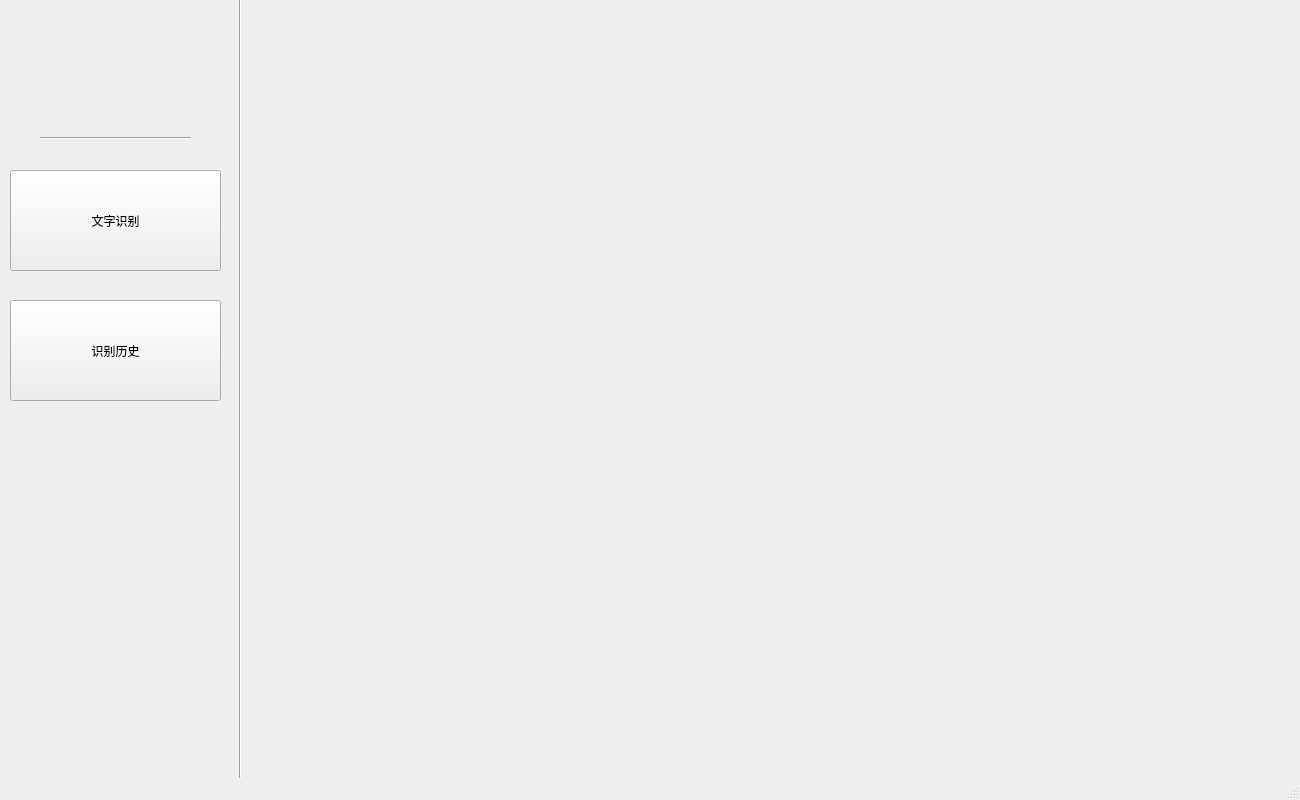
Above: ui_ocr.ui from johngao01/ocrocrwork before the change. Below: the same form after it.
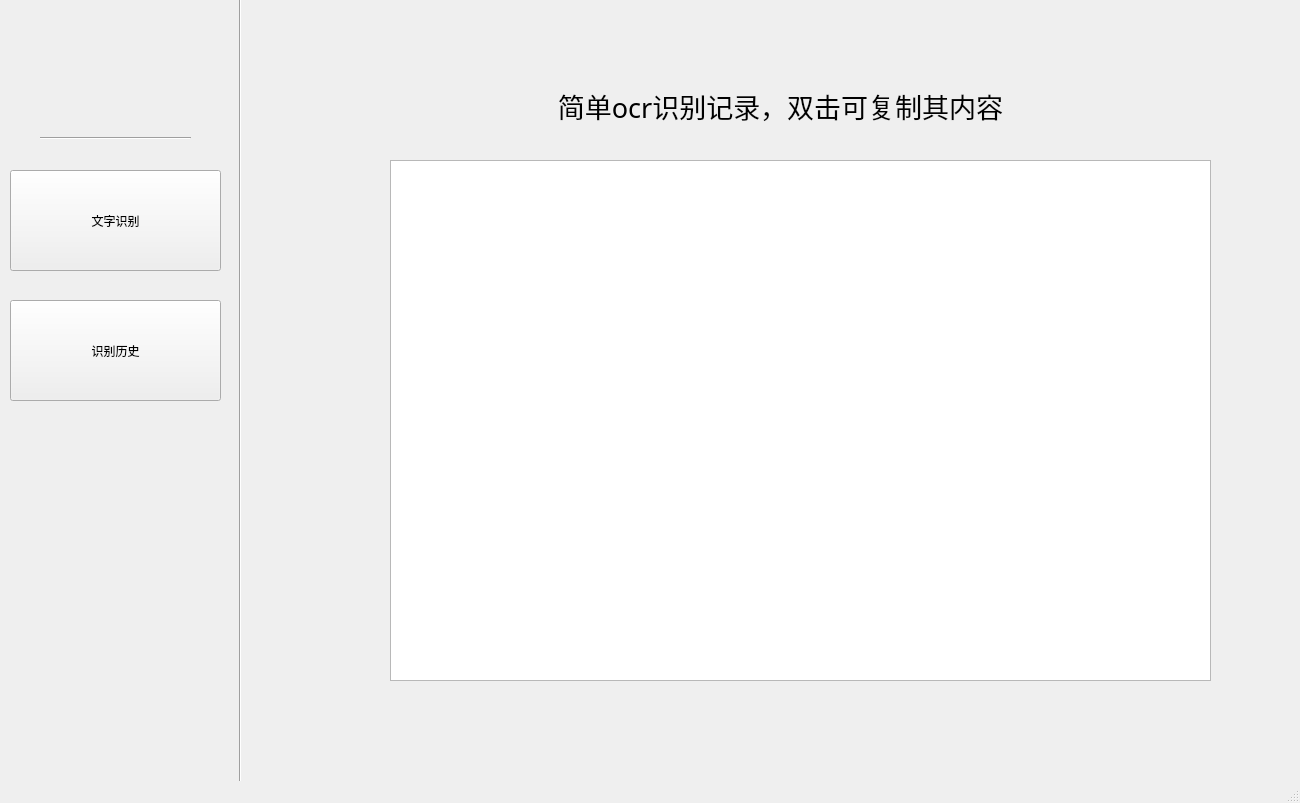
That is the form after the change. The open tabs and pages were chosen to show the change.

```diff
--- a/ui_ocr.ui
+++ b/ui_ocr.ui
@@ -7,7 +7,7 @@
     <x>0</x>
     <y>0</y>
     <width>1300</width>
-    <height>800</height>
+    <height>803</height>
    </rect>
   </property>
   <property name="windowTitle">
@@ -88,8 +88,8 @@
    <widget class="QStackedWidget" name="stackedWidget">
     <property name="geometry">
      <rect>
-      <x>260</x>
-      <y>20</y>
+      <x>290</x>
+      <y>30</y>
       <width>1011</width>
       <height>721</height>
      </rect>
@@ -255,7 +255,40 @@
       </property>
      </widget>
     </widget>
-    <widget class="QWidget" name="his_page"/>
+    <widget class="QWidget" name="his_page">
+     <widget class="QTableView" name="tableView">
+      <property name="geometry">
+       <rect>
+        <x>100</x>
+        <y>130</y>
+        <width>821</width>
+        <height>521</height>
+       </rect>
+      </property>
+     </widget>
+     <widget class="QLabel" name="label">
+      <property name="geometry">
+       <rect>
+        <x>230</x>
+        <y>30</y>
+        <width>521</width>
+        <height>91</height>
+       </rect>
+      </property>
+      <property name="font">
+       <font>
+        <family>宋体</family>
+        <pointsize>20</pointsize>
+       </font>
+      </property>
+      <property name="text">
+       <string>简单ocr识别记录，双击可复制其内容</string>
+      </property>
+      <property name="alignment">
+       <set>Qt::AlignCenter</set>
+      </property>
+     </widget>
+    </widget>
    </widget>
   </widget>
   <widget class="QStatusBar" name="statusbar"/>
```
Left out of the diff: 2 changed lines with no effect on the pictures.
